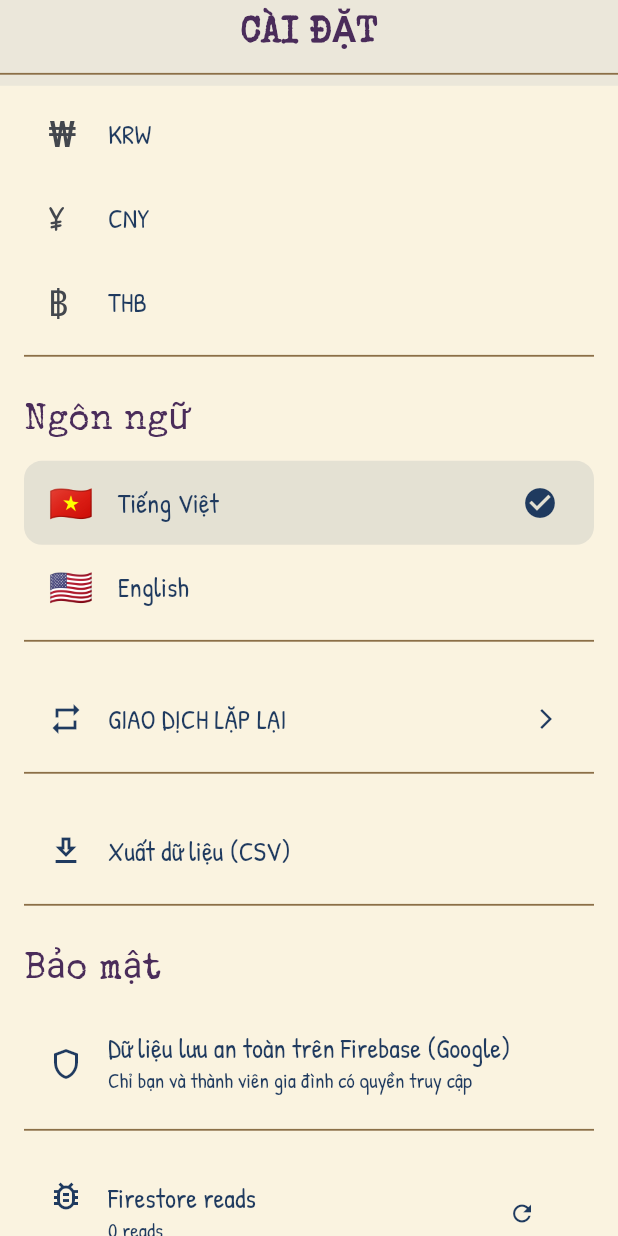
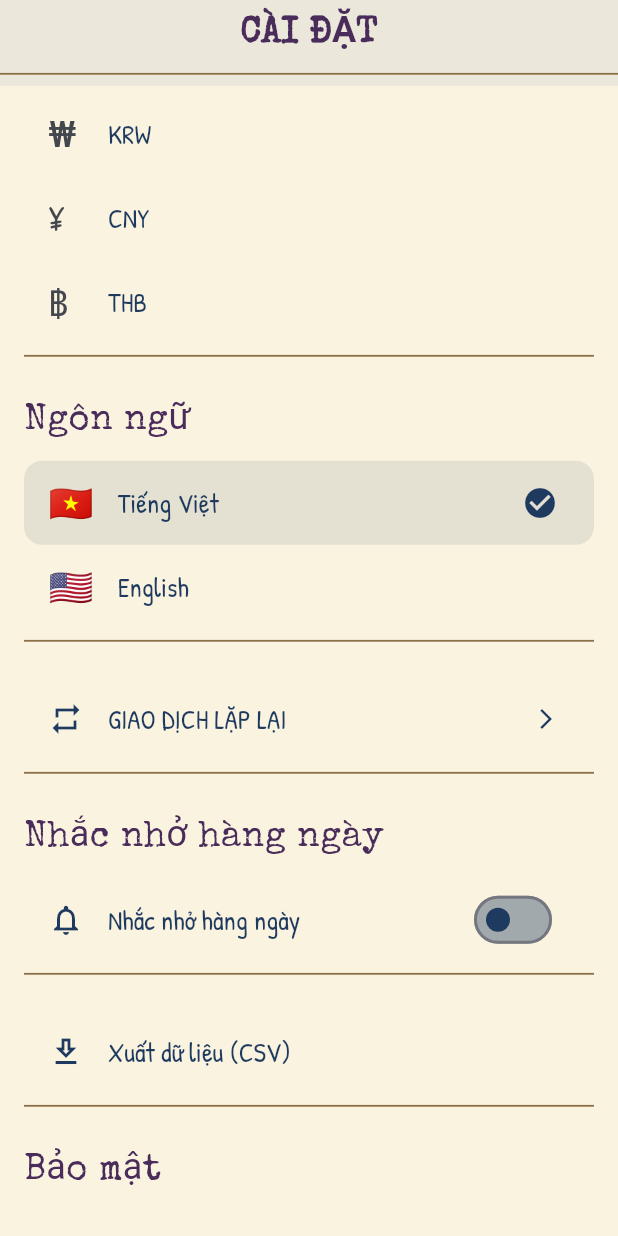
Before and after one commit to thienph3/vintage-ledger, a Flutter app: the SettingScreen screen opened directly, scrolled down 576 dp, on a phone screen of 412 x 824 dp. Run offline on Flutter 3.47's test engine with Material 3 defaults, Android fonts, the phone set to English and light mode, and no system bars; our stand-ins replace cloud_firestore, firebase_auth, firebase_core, firebase_messaging, fl_chart, flutter_local_notifications and 2 more; accounts and stored records are empty; network calls fail.

Commit message:
add daily reminder

```diff
--- a/lib/core/l10n/app_en.dart
+++ b/lib/core/l10n/app_en.dart
@@ -237,6 +237,14 @@ const Map<String, String> en = {
   'frequency': 'Frequency',
   'deleteRecurring': 'Delete recurring',
   'deleteRecurringConfirm': 'Are you sure you want to delete this recurring transaction?',
+
+  // Reminder
+  'dailyReminder': 'Daily reminder',
+  'reminderTime': 'Reminder time',
+  'reminderMsg1': 'What did you spend today?',
+  'reminderMsg2': 'Log your expenses in just 5 seconds 👇',
+  'reminderMsg3': 'Don\'t forget to track your spending today!',
+  'reminderMsg4': 'Another day passed — have you logged yet?',
   'userNotFoundByEmail': 'No account found with this email',
   'enterEmail': 'Enter member email',
   'send': 'Send',
--- a/lib/core/l10n/app_vi.dart
+++ b/lib/core/l10n/app_vi.dart
@@ -236,6 +236,14 @@ const Map<String, String> vi = {
   'frequency': 'Tần suất',
   'deleteRecurring': 'Xóa giao dịch lặp lại',
   'deleteRecurringConfirm': 'Bạn có chắc muốn xóa giao dịch lặp lại này?',
+
+  // Reminder
+  'dailyReminder': 'Nhắc nhở hàng ngày',
+  'reminderTime': 'Giờ nhắc',
+  'reminderMsg1': 'Hôm nay bạn đã tiêu gì chưa?',
+  'reminderMsg2': 'Ghi lại chi tiêu hôm nay chỉ mất 5 giây 👇',
+  'reminderMsg3': 'Đừng quên ghi chép thu chi hôm nay nhé!',
+  'reminderMsg4': 'Một ngày nữa trôi qua — bạn đã ghi chép chưa?',
   'userNotFoundByEmail': 'Không tìm thấy tài khoản với email này',
   'enterEmail': 'Nhập email thành viên',
   'send': 'Gửi',
--- /dev/null
+++ b/lib/features/reminder/reminder_service.dart
@@ -0,0 +1,93 @@
+import 'dart:math';
+import 'package:flutter/material.dart';
+import 'package:flutter_local_notifications/flutter_local_notifications.dart';
+import 'package:timezone/data/latest_all.dart' as tz;
+import 'package:timezone/timezone.dart' as tz;
+import 'package:vintage_ledger/core/service_locator.dart';
+
+class ReminderService {
+  static const _channelId = 'daily_reminder';
+  static const _channelName = 'Daily Reminder';
+  static const _notificationId = 1001;
+
+  static final _plugin = FlutterLocalNotificationsPlugin();
+  static GlobalKey<NavigatorState>? _navigatorKey;
+
+  static const _messages = [
+    'reminderMsg1',
+    'reminderMsg2',
+    'reminderMsg3',
+    'reminderMsg4',
+  ];
+
+  static void setNavigatorKey(GlobalKey<NavigatorState> key) => _navigatorKey = key;
+
+  static Future<void> init() async {
+    tz.initializeTimeZones();
+
+    const androidSettings = AndroidInitializationSettings('@mipmap/ic_launcher');
+    const initSettings = InitializationSettings(android: androidSettings);
+
+    await _plugin.initialize(
+      initSettings,
+      onDidReceiveNotificationResponse: _onTap,
+    );
+
+    // Reschedule if enabled
+    final enabled = await sl.settingService.getSetting('reminder_enabled');
+    if (enabled == 'true') {
+      final hour = int.tryParse(await sl.settingService.getSetting('reminder_hour') ?? '20') ?? 20;
+      await schedule(hour);
+    }
+  }
+
+  static void _onTap(NotificationResponse response) {
+    // Navigate to home — MainShell is already the root
+  }
+
+  static Future<void> schedule(int hour) async {
+    await _plugin.cancel(_notificationId);
+
+    final now = tz.TZDateTime.now(tz.local);
+    var scheduled = tz.TZDateTime(tz.local, now.year, now.month, now.day, hour);
+    if (scheduled.isBefore(now)) {
+      scheduled = scheduled.add(const Duration(days: 1));
+    }
+
+    final msgKey = _messages[Random().nextInt(_messages.length)];
+
+    // We use a fixed title + body since l10n context isn't available here.
+    // Messages are in Vietnamese as default locale.
+    const title = 'Vintage Ledger';
+    final body = _messageText(msgKey);
+
+    await _plugin.zonedSchedule(
+      _notificationId,
+      title,
+      body,
+      scheduled,
+      const NotificationDetails(
+        android: AndroidNotificationDetails(
+          _channelId,
+          _channelName,
+          importance: Importance.defaultImportance,
+          priority: Priority.defaultPriority,
+        ),
+      ),
+      androidScheduleMode: AndroidScheduleMode.inexactAllowWhileIdle,
+      matchDateTimeComponents: DateTimeComponents.time,
+    );
+  }
+
+  static Future<void> cancel() async {
+    await _plugin.cancel(_notificationId);
+  }
+
+  static String _messageText(String key) => switch (key) {
+    'reminderMsg1' => 'Hôm nay bạn đã tiêu gì chưa?',
+    'reminderMsg2' => 'Ghi lại chi tiêu hôm nay chỉ mất 5 giây 👇',
+    'reminderMsg3' => 'Đừng quên ghi chép thu chi hôm nay nhé!',
+    'reminderMsg4' => 'Một ngày nữa trôi qua — bạn đã ghi chép chưa?',
+    _ => 'Hôm nay bạn đã tiêu gì chưa?',
+  };
+}
--- a/lib/features/settings/screens/setting_screen.dart
+++ b/lib/features/settings/screens/setting_screen.dart
@@ -17,6 +17,7 @@ import 'package:vintage_ledger/features/auth/screens/register_screen.dart';
 import 'package:vintage_ledger/utils/navigator_x.dart';
 import 'package:vintage_ledger/features/wallet/models/wallet.dart';
 import 'package:vintage_ledger/features/recurring/screens/recurring_list_screen.dart';
+import 'package:vintage_ledger/features/reminder/reminder_service.dart';
 import 'package:vintage_ledger/main.dart';
 import 'package:vintage_ledger/common/widgets/app_snackbar.dart';
 
@@ -33,6 +34,8 @@ class _SettingScreenState extends State<SettingScreen> {
   bool _exporting = false;
   String? _defaultWalletId;
   List<Wallet> _wallets = [];
+  bool _reminderEnabled = false;
+  int _reminderHour = 20;
 
   @override
   void initState() {
@@ -45,11 +48,15 @@ class _SettingScreenState extends State<SettingScreen> {
     final currency = await sl.settingService.getDefaultCurrency();
     final walletId = await sl.settingService.getLastWalletId();
     final wallets = await sl.walletService.getWallets();
+    final reminderEnabled = await sl.settingService.getSetting('reminder_enabled');
+    final reminderHour = await sl.settingService.getSetting('reminder_hour');
     setState(() {
       _currentLocale = locale;
       _defaultCurrency = currency;
       _defaultWalletId = walletId;
       _wallets = wallets;
+      _reminderEnabled = reminderEnabled == 'true';
+      _reminderHour = int.tryParse(reminderHour ?? '20') ?? 20;
     });
   }
 
@@ -251,6 +258,43 @@ class _SettingScreenState extends State<SettingScreen> {
           ),
           const Divider(),
 
+          // Reminder section
+          const SizedBox(height: AppSpacing.md),
+          Text(S.of(context, 'dailyReminder'), style: AppTextStyles.title),
+          const SizedBox(height: AppSpacing.sm),
+          SwitchListTile(
+            secondary: const Icon(Icons.notifications_outlined, color: AppColors.inkBlue),
+            title: Text(S.of(context, 'dailyReminder')),
+            value: _reminderEnabled,
+            onChanged: (v) async {
+              setState(() => _reminderEnabled = v);
+              await sl.settingService.setSetting('reminder_enabled', v.toString());
+              if (v) {
+                await ReminderService.schedule(_reminderHour);
+              } else {
+                await ReminderService.cancel();
+              }
+            },
+          ),
+          if (_reminderEnabled)
+            ListTile(
+              leading: const Icon(Icons.access_time, color: AppColors.inkBlue),
+              title: Text(S.of(context, 'reminderTime')),
+              trailing: Text('${_reminderHour.toString().padLeft(2, '0')}:00', style: AppTextStyles.bodyBold),
+              onTap: () async {
+                final picked = await showTimePicker(
+                  context: context,
+                  initialTime: TimeOfDay(hour: _reminderHour, minute: 0),
+                );
+                if (picked == null) return;
+                setState(() => _reminderHour = picked.hour);
+                await sl.settingService.setSetting('reminder_hour', picked.hour.toString());
+                await ReminderService.schedule(picked.hour);
+              },
+              shape: RoundedRectangleBorder(borderRadius: BorderRadius.circular(12)),
+            ),
+          const Divider(),
+
           // Export section
           const SizedBox(height: AppSpacing.md),
           ListTile(
--- a/lib/main.dart
+++ b/lib/main.dart
@@ -11,6 +11,7 @@ import 'package:vintage_ledger/features/account/screens/account_picker_screen.da
 import 'package:vintage_ledger/core/theme/app_theme.dart';
 import 'package:vintage_ledger/features/quick_add/quick_add_parser.dart';
 import 'package:vintage_ledger/features/quick_add/quick_add_history.dart';
+import 'package:vintage_ledger/features/reminder/reminder_service.dart';
 
 void main() async {
   WidgetsFlutterBinding.ensureInitialized();
@@ -85,6 +86,7 @@ class _MyAppState extends State<MyApp> with WidgetsBindingObserver {
           QuickAddHistory.init();
           sl.notificationService.init();
           sl.recurringService.checkAndRun();
+          ReminderService.init();
           return;
         }
       }
@@ -115,6 +117,7 @@ class _MyAppState extends State<MyApp> with WidgetsBindingObserver {
     QuickAddHistory.init();
     sl.notificationService.init();
     sl.recurringService.checkAndRun();
+    ReminderService.init();
   }
 
   Future<void> _ensureDefaultWallet() async {
```
Also changed, not shown: 2 other files.
